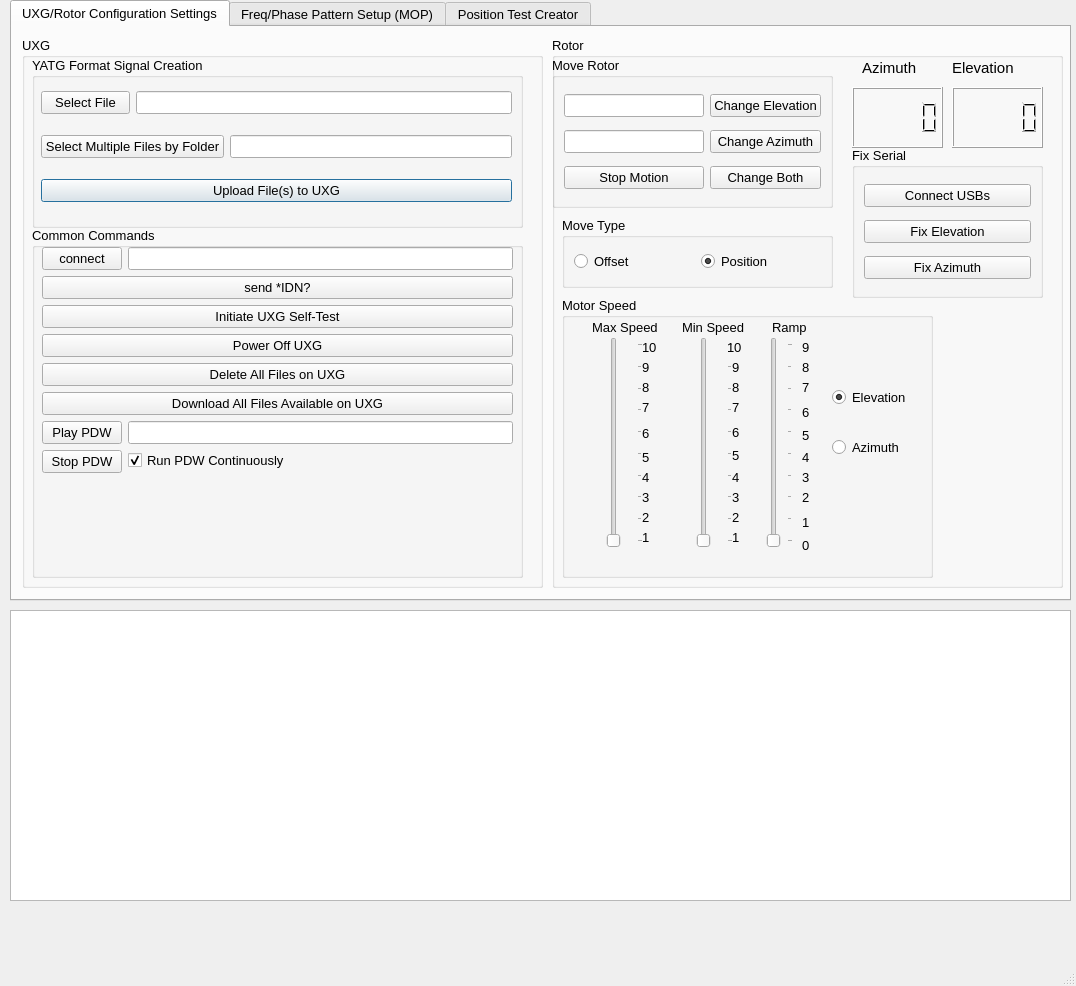
This is UXG/mainwindow.ui in jonk4m/UXG as Qt 5 draws it before an edit. The edited form follows.
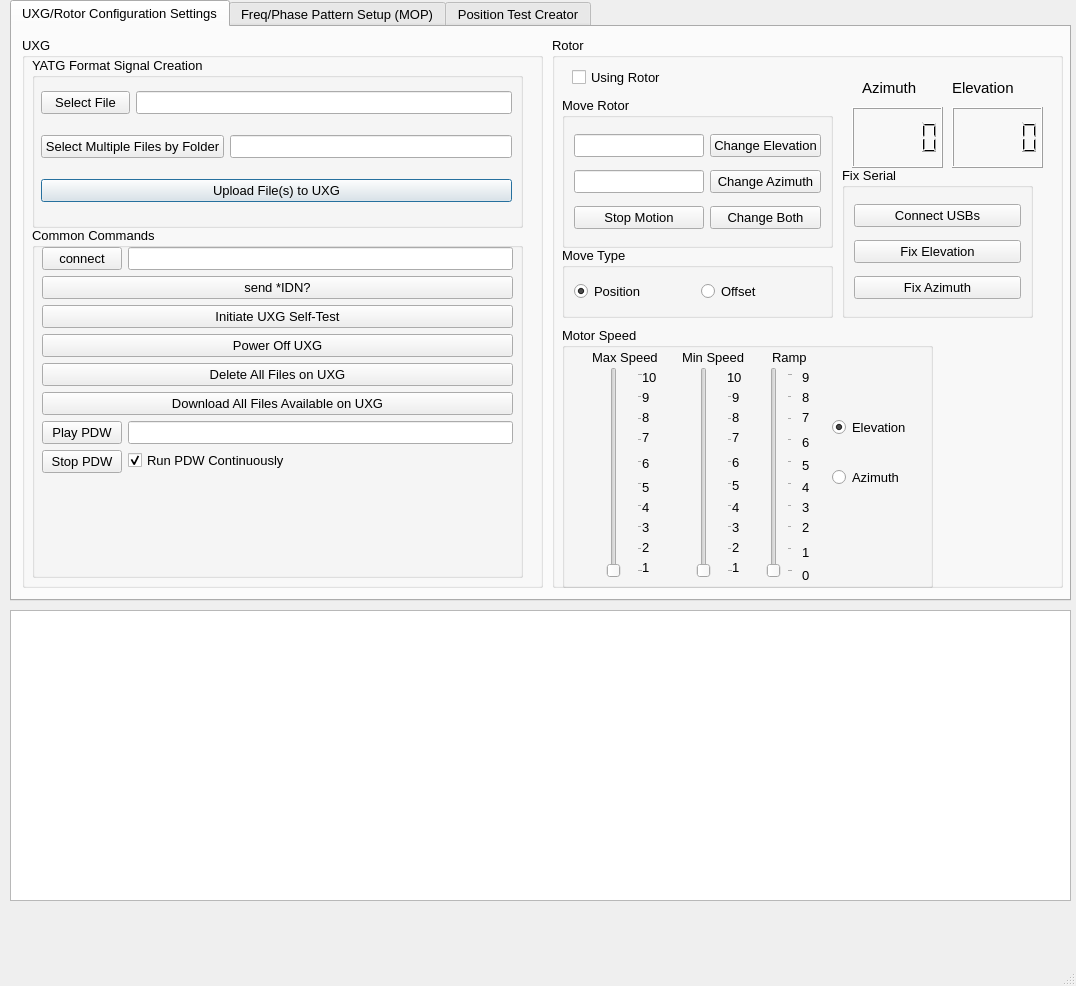
This is the edited form. The open tabs and pages were chosen to show the change.

Commit message: Added option to gray out rotor commands

Patch:
```diff
--- a/UXG/mainwindow.ui
+++ b/UXG/mainwindow.ui
@@ -339,9 +339,9 @@
       <widget class="QGroupBox" name="moveMotorGroupBox">
        <property name="geometry">
         <rect>
-         <x>0</x>
-         <y>20</y>
-         <width>281</width>
+         <x>10</x>
+         <y>60</y>
+         <width>271</width>
          <height>151</height>
         </rect>
        </property>
@@ -426,9 +426,9 @@
        <property name="geometry">
         <rect>
          <x>10</x>
-         <y>260</y>
+         <y>290</y>
          <width>371</width>
-         <height>281</height>
+         <height>261</height>
         </rect>
        </property>
        <property name="font">
@@ -1173,7 +1173,7 @@
        <property name="geometry">
         <rect>
          <x>10</x>
-         <y>180</y>
+         <y>210</y>
          <width>271</width>
          <height>71</height>
         </rect>
@@ -1187,18 +1187,6 @@
         <string>Move Type</string>
        </property>
        <layout class="QHBoxLayout" name="horizontalLayout_4">
-        <item>
-         <widget class="QRadioButton" name="offsetRadioButton">
-          <property name="font">
-           <font>
-            <pointsize>10</pointsize>
-           </font>
-          </property>
-          <property name="text">
-           <string>Offset</string>
-          </property>
-         </widget>
-        </item>
         <item>
          <widget class="QRadioButton" name="positionRadioButton">
           <property name="font">
@@ -1214,13 +1202,25 @@
           </property>
          </widget>
         </item>
+        <item>
+         <widget class="QRadioButton" name="offsetRadioButton">
+          <property name="font">
+           <font>
+            <pointsize>10</pointsize>
+           </font>
+          </property>
+          <property name="text">
+           <string>Offset</string>
+          </property>
+         </widget>
+        </item>
        </layout>
       </widget>
       <widget class="QLCDNumber" name="azimuthLCD">
        <property name="geometry">
         <rect>
          <x>300</x>
-         <y>50</y>
+         <y>70</y>
          <width>91</width>
          <height>61</height>
         </rect>
@@ -1235,7 +1235,7 @@
        <property name="geometry">
         <rect>
          <x>310</x>
-         <y>20</y>
+         <y>40</y>
          <width>81</width>
          <height>21</height>
         </rect>
@@ -1253,7 +1253,7 @@
        <property name="geometry">
         <rect>
          <x>400</x>
-         <y>50</y>
+         <y>70</y>
          <width>91</width>
          <height>61</height>
         </rect>
@@ -1268,7 +1268,7 @@
        <property name="geometry">
         <rect>
          <x>400</x>
-         <y>20</y>
+         <y>40</y>
          <width>91</width>
          <height>21</height>
         </rect>
@@ -1285,8 +1285,8 @@
       <widget class="QGroupBox" name="groupBox_6">
        <property name="geometry">
         <rect>
-         <x>300</x>
-         <y>110</y>
+         <x>290</x>
+         <y>130</y>
          <width>191</width>
          <height>151</height>
         </rect>
@@ -1338,6 +1338,19 @@
         </item>
        </layout>
       </widget>
+      <widget class="QCheckBox" name="usingRotorCheckBox">
+       <property name="geometry">
+        <rect>
+         <x>20</x>
+         <y>30</y>
+         <width>131</width>
+         <height>20</height>
+        </rect>
+       </property>
+       <property name="text">
+        <string>Using Rotor</string>
+       </property>
+      </widget>
      </widget>
     </widget>
     <widget class="QWidget" name="freq_phase_tab">
```
Left out of the diff: 42 changed lines with no effect on the pictures. The commit also changes 2 other files.
